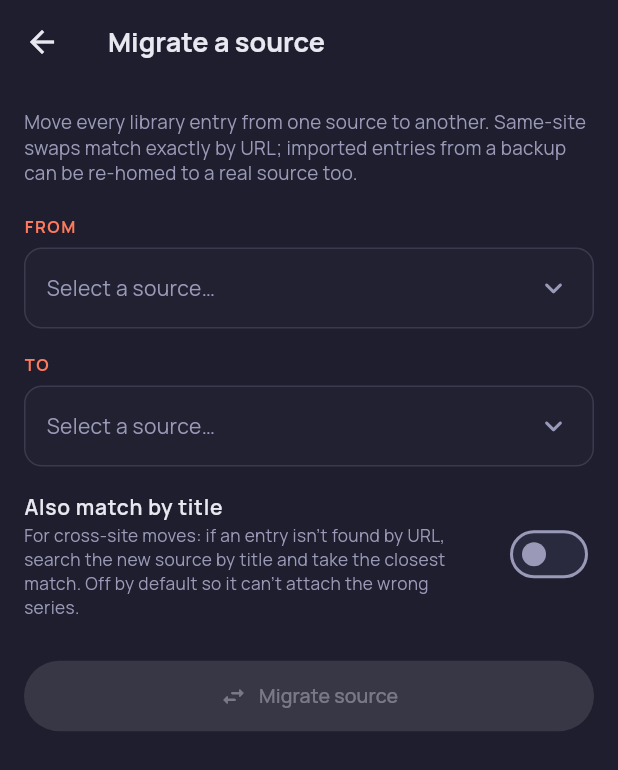
After one commit to ghotato/Foxlations, a Flutter app: the SourceMigrateScreen screen opened directly, on a phone screen of 412 x 824 dp. The commit adds this screen. Shown: the top 770 px of the screen. Run offline on Flutter 3.47's test engine with Material 3 defaults, Android fonts, the phone set to English and light mode, and no system bars; our stand-ins replace cached_network_image, dio, file_picker, flutter_secure_storage, google_fonts, google_generative_ai and 7 more; missing offline and left inert: d4rt, encrypt, flutter_inappwebview, flutter_js, foxlations, google_mlkit_text_recognition and 6 more; accounts and stored records are empty; network calls fail.

Commit message:
build 038 (0.2.14+38)

```diff
--- a/lib/presentation/settings_screen/widgets/about_settings_page.dart
+++ b/lib/presentation/settings_screen/widgets/about_settings_page.dart
@@ -239,6 +239,13 @@ class _AboutSettingsPageState extends State<AboutSettingsPage> {
           mainAxisSize: MainAxisSize.min,
           crossAxisAlignment: CrossAxisAlignment.start,
           children: [
+            _ChangelogItem('New: migrate a whole source at once. Library settings '
+                '→ "Migrate a Source" moves every entry from one source to '
+                'another — for swapping an old source for a newer one on the '
+                'same site, or re-homing titles imported from another app\'s '
+                'backup. Same-site entries match exactly by URL, with an '
+                'optional match-by-title for cross-site moves; anything '
+                'unmatched is left in place.'),
             _ChangelogItem('Bulk migration is more reliable: fixed a black screen '
                 'that could appear after migrating an entry, added a short '
                 'loading pause so the hand-off to the next entry isn\'t jarring, '
--- a/lib/presentation/settings_screen/widgets/library_settings_page.dart
+++ b/lib/presentation/settings_screen/widgets/library_settings_page.dart
@@ -4,6 +4,7 @@ import 'package:provider/provider.dart';
 import 'package:shared_preferences/shared_preferences.dart';
 import '../../../core/providers/library_provider.dart';
 import '../../../theme/app_theme.dart';
+import 'source_migrate_screen.dart';
 
 class LibrarySettingsPage extends StatefulWidget {
   const LibrarySettingsPage({super.key});
@@ -138,6 +139,18 @@ class _LibrarySettingsPageState extends State<LibrarySettingsPage> {
             subtitle: 'Show badge on library manga cards',
             value: _showUpdateCount,
             onChanged: (v) { setState(() => _showUpdateCount = v); _save('lib_show_update_count', v); },
+          ),
+          const SizedBox(height: 8),
+          _SectionHeader(title: 'Data'),
+          _NavTile(
+            icon: Icons.swap_horiz_rounded,
+            iconColor: cs.primary,
+            title: 'Migrate a Source',
+            subtitle: 'Move every entry from one source to another',
+            onTap: () => Navigator.push(
+              context,
+              MaterialPageRoute(builder: (_) => const SourceMigrateScreen()),
+            ),
           ),
           const SizedBox(height: 24),
         ],
--- /dev/null
+++ b/lib/presentation/settings_screen/widgets/source_migrate_screen.dart
@@ -0,0 +1,545 @@
+import 'package:flutter/material.dart';
+import 'package:google_fonts/google_fonts.dart';
+import 'package:provider/provider.dart';
+
+import '../../../core/models/manga_model.dart';
+import '../../../core/models/installed_source_model.dart';
+import '../../../core/providers/library_provider.dart';
+import '../../../core/providers/source_provider.dart';
+import '../../../core/providers/tracking_provider.dart';
+import '../../../core/utils/search_filter.dart';
+import '../../../eval/lib.dart';
+import '../../../eval/model/m_manga.dart';
+import '../../../theme/app_theme.dart';
+
+/// Moves *every* library entry from one source to another in one pass — the
+/// bulk companion to the per-entry Migrate. Two main uses:
+///  • swapping an old source for a newer one on the SAME site (e.g. a
+///    keiyoushi Asura source → a Foxtensions Asura source), where the manga
+///    URLs match and the move is exact; and
+///  • re-homing entries imported from a Kotlin reader's backup, whose original
+///    source isn't installed here — they show up as an "imported" group that
+///    can be pointed at a real Foxlations source.
+class SourceMigrateScreen extends StatefulWidget {
+  const SourceMigrateScreen({super.key});
+
+  @override
+  State<SourceMigrateScreen> createState() => _SourceMigrateScreenState();
+}
+
+class _SourceGroup {
+  final String id;
+  final String label;
+  final int count;
+  final bool installed;
+  const _SourceGroup(this.id, this.label, this.count, this.installed);
+}
+
+class _PlanItem {
+  final LibraryManga entry;
+  String matchType; // 'url' | 'title' | 'none'
+  String? targetUrl;
+  MManga? detail;
+  _PlanItem(this.entry, {this.matchType = 'none', this.targetUrl, this.detail});
+}
+
+class _SourceMigrateScreenState extends State<SourceMigrateScreen> {
+  String? _fromId;
+  String? _toId;
+  bool _matchByTitle = false;
+
+  bool _busy = false;
+  String _busyLabel = '';
+  int _progress = 0;
+  int _progressTotal = 0;
+
+  bool _finished = false;
+  int _movedUrl = 0;
+  int _movedTitle = 0;
+  final List<String> _unmatched = [];
+
+  // ── source enumeration ──────────────────────────────────────
+  List<_SourceGroup> _fromGroups() {
+    final lib = context.read<LibraryProvider>();
+    final sources = context.read<SourceProvider>().installedSources;
+    final byId = {for (final s in sources) s.source.id: s};
+    final counts = <String, int>{};
+    for (final m in lib.manga) {
+      counts[m.sourceId] = (counts[m.sourceId] ?? 0) + 1;
+    }
+    final groups = counts.entries.map((e) {
+      final inst = byId[e.key];
+      final installed = inst != null;
+      final label = installed
+          ? inst.source.name
+          : 'Imported source · ${_shortId(e.key)}';
+      return _SourceGroup(e.key, label, e.value, installed);
+    }).toList();
+    // Installed first, then by count desc.
+    groups.sort((a, b) {
+      if (a.installed != b.installed) return a.installed ? -1 : 1;
+      return b.count.compareTo(a.count);
+    });
+    return groups;
+  }
+
+  List<InstalledSource> _toSources() =>
+      context.read<SourceProvider>().installedSources
+          .where((s) => s.source.id != _fromId)
+          .toList();
+
+  String _shortId(String id) =>
+      id.length <= 10 ? id : '${id.substring(0, 10)}…';
+
+  InstalledSource? _installed(String id) {
+    for (final s in context.read<SourceProvider>().installedSources) {
+      if (s.source.id == id) return s;
+    }
+    return null;
+  }
+
+  String? _chapterNumber(String name) {
+    final dec = RegExp(r'(\d+\.\d+)').firstMatch(name);
+    if (dec != null) return dec.group(1);
+    return RegExp(r'(\d+)').firstMatch(name)?.group(1);
+  }
+
+  // ── run ─────────────────────────────────────────────────────
+  Future<void> _start() async {
+    final fromId = _fromId, toId = _toId;
+    if (fromId == null || toId == null) return;
+    final to = _installed(toId);
+    if (to == null) return;
+
+    final lib = context.read<LibraryProvider>();
+    final entries =
+        lib.manga.where((m) => m.sourceId == fromId).toList(growable: false);
+    if (entries.isEmpty) return;
+
+    // Phase 1 — analyse: find each entry on the target (exact URL, then an
+    // optional title search) and cache the fetched detail for the commit.
+    setState(() {
+      _busy = true;
+      _busyLabel = 'Checking matches';
+      _progress = 0;
+      _progressTotal = entries.length;
+    });
+
+    final plan = <_PlanItem>[];
+    for (final e in entries) {
+      if (!mounted) return;
+      setState(() => _progress++);
+      plan.add(await _plan(e, to));
+    }
+
+    final urlN = plan.where((p) => p.matchType == 'url').length;
+    final titleN = plan.where((p) => p.matchType == 'title').length;
+    final noneN = plan.where((p) => p.matchType == 'none').length;
+
+    if (!mounted) return;
+    setState(() => _busy = false);
+
+    // Phase 2 — confirm.
+    final ok = await showDialog<bool>(
+      context: context,
+      builder: (ctx) => AlertDialog(
+        title: const Text('Migrate this source?'),
+        content: Column(
+          mainAxisSize: MainAxisSize.min,
+          crossAxisAlignment: CrossAxisAlignment.start,
+          children: [
+            _summaryRow(ctx, '$urlN matched by URL', Icons.link_rounded),
+            if (titleN > 0)
+              _summaryRow(ctx, '$titleN matched by title', Icons.title_rounded),
+            _summaryRow(
+                ctx,
+                '$noneN not found — left in place',
+                Icons.remove_circle_outline_rounded),
+            const SizedBox(height: 10),
+            Text(
+              'Read progress, categories and tracking carry over. The originals '
+              'are removed only for entries that move.',
+              style: GoogleFonts.manrope(fontSize: 12, height: 1.4),
+            ),
+          ],
+        ),
+        actions: [
+          TextButton(
+              onPressed: () => Navigator.pop(ctx, false),
+              child: const Text('Cancel')),
+          FilledButton(
+              onPressed: (urlN + titleN) == 0
+                  ? null
+                  : () => Navigator.pop(ctx, true),
+              child: Text('Migrate ${urlN + titleN}')),
+        ],
+      ),
+    );
+    if (ok != true || !mounted) return;
+
+    // Phase 3 — commit.
+    await _commit(plan, fromId, toId);
+  }
+
+  Future<_PlanItem> _plan(LibraryManga e, InstalledSource to) async {
+    // Exact URL first — works for same-site swaps and most Kotlin imports.
+    try {
+      final detail = await withExtensionService(
+        to.source, to.sourceCode, (s) => s.getDetail(e.url));
+      if ((detail.chapters?.isNotEmpty ?? false) ||
+          (detail.name ?? '').isNotEmpty) {
+        return _PlanItem(e, matchType: 'url', targetUrl: e.url, detail: detail);
+      }
+    } catch (_) {/* not a URL match — fall through */}
+
+    if (_matchByTitle && e.title.trim().isNotEmpty) {
+      try {
+        final res = await withExtensionService(
+            to.source, to.sourceCode, (s) => s.search(e.title, 1, []));
+        final matched = filterSearchResults(res.list, e.title);
+        final link = matched.isNotEmpty ? matched.first.link : null;
+        if (link != null && link.isNotEmpty) {
+          final detail = await withExtensionService(
+              to.source, to.sourceCode, (s) => s.getDetail(link));
+          return _PlanItem(e,
+              matchType: 'title', targetUrl: link, detail: detail);
+        }
+      } catch (_) {/* no title match */}
+    }
+    return _PlanItem(e, matchType: 'none');
+  }
+
+  Future<void> _commit(
+      List<_PlanItem> plan, String fromId, String toId) async {
+    final lib = context.read<LibraryProvider>();
+    final tracking = context.read<TrackingProvider>();
+    final movable = plan.where((p) => p.matchType != 'none').toList();
+
+    setState(() {
+      _busy = true;
+      _busyLabel = 'Migrating';
+      _progress = 0;
+      _progressTotal = movable.length;
+    });
+
+    for (final p in movable) {
+      if (!mounted) return;
+      setState(() => _progress++);
+      try {
+        await _move(lib, tracking, p, fromId, toId);
+      } catch (_) {
+        // A single failed move shouldn't abort the batch; leave it in place.
+        _unmatched.add(p.entry.title);
+        continue;
+      }
+      if (p.matchType == 'url') {
+        _movedUrl++;
+      } else {
+        _movedTitle++;
+      }
+    }
+    for (final p in plan.where((p) => p.matchType == 'none')) {
+      _unmatched.add(p.entry.title);
+    }
+
+    if (!mounted) return;
+    setState(() {
+      _busy = false;
+      _finished = true;
+    });
+  }
+
+  Future<void> _move(LibraryProvider lib, TrackingProvider tracking,
+      _PlanItem p, String fromId, String toId) async {
+    final old = p.entry;
+    final targetUrl = p.targetUrl ?? old.url;
+    final detail = p.detail;
+    final sameUrl = targetUrl == old.url;
+
+    // Which chapters were read on the old entry — matched to the new list by
+    // URL (same-site) or by chapter number (cross-site).
+    final readUrls = <String>{};
+    final readNums = <String>{};
+    for (final ch in lib.getCachedChapters(fromId, old.url)) {
+      if (lib.isChapterRead(fromId, ch.chapterUrl)) {
+        readUrls.add(ch.chapterUrl);
+        final n = _chapterNumber(ch.title);
+        if (n != null) readNums.add(n);
+      }
+    }
+
+    final newManga = LibraryManga(
+      sourceId: toId,
+      url: targetUrl,
+      title: detail?.name?.isNotEmpty == true ? detail!.name! : old.title,
+      coverUrl: (detail?.imageUrl?.isNotEmpty ?? false)
+          ? detail!.imageUrl!
+          : old.coverUrl,
+      author: detail?.author ?? old.author,
+      description: detail?.description ?? old.description,
+      genres: old.genres,
+      status: old.status,
+      categories: old.categories,
+      lastReadAt: old.lastReadAt,
+      lastReadChapterUrl: sameUrl ? old.lastReadChapterUrl : null,
+      lastReadPage: sameUrl ? old.lastReadPage : 0,
+      totalChapters: detail?.chapters?.length ?? old.totalChapters,
+      readChapters: old.readChapters,
+    );
+    await lib.addToLibrary(newManga);
+
+    final chapters = detail?.chapters ?? const [];
+    if (chapters.isNotEmpty) {
+      await lib.cacheChapters(
+          toId, targetUrl, chapters.map((c) => c.toJson()).toList());
+      for (final ch in chapters) {
+        final u = ch.url ?? '';
+        final n = _chapterNumber(ch.name ?? '');
+        if (readUrls.contains(u) || (n != null && readNums.contains(n))) {
+          await lib.markChapterRead(toId, targetUrl, u);
+        }
+      }
+    }
+
+    // Carry tracker bindings, then drop the original.
+    try {
+      await tracking.copyBindings(
+        fromSourceId: fromId,
+        fromUrl: old.url,
+        toSourceId: toId,
+        toUrl: targetUrl,
+        removeOld: true,
+      );
+    } catch (_) {}
+    await lib.removeFromLibrary(fromId, old.url);
+  }
+
+  // ── UI ──────────────────────────────────────────────────────
+  @override
+  Widget build(BuildContext context) {
+    final cs = Theme.of(context).colorScheme;
+    return Scaffold(
+      backgroundColor: cs.surface,
+      appBar: AppBar(
+        backgroundColor: cs.surface,
+        elevation: 0,
+        title: Text('Migrate a source',
+            style: GoogleFonts.manrope(
+                fontSize: 18, fontWeight: FontWeight.w700)),
+      ),
+      body: _finished
+          ? _buildResult(cs)
+          : _busy
+              ? _buildBusy(cs)
+              : _buildForm(cs),
+    );
+  }
+
+  Widget _buildForm(ColorScheme cs) {
+    final fromGroups = _fromGroups();
+    final toSources = _toSources();
+    final fromSel = fromGroups.where((g) => g.id == _fromId).firstOrNull;
+    final toSel = toSources.where((s) => s.source.id == _toId).firstOrNull;
+
+    return ListView(
+      padding: const EdgeInsets.all(16),
+      children: [
+        Text('Move every library entry from one source to another. Same-site '
+            'swaps match exactly by URL; imported entries from a backup can be '
+            're-homed to a real source too.',
+            style: GoogleFonts.manrope(
+                fontSize: 12.5, height: 1.4, color: cs.onSurfaceVariant)),
+        const SizedBox(height: 20),
+        _label('FROM', cs),
+        _picker(
+          cs,
+          fromSel == null
+              ? 'Select a source…'
+              : '${fromSel.label}  ·  ${fromSel.count}',
+          fromGroups.isEmpty,
+          () => _pickFrom(fromGroups),
+        ),
+        const SizedBox(height: 16),
+        _label('TO', cs),
+        _picker(
+          cs,
+          toSel == null ? 'Select a source…' : toSel.source.name,
+          _fromId == null || toSources.isEmpty,
+          () => _pickTo(toSources),
+        ),
+        const SizedBox(height: 8),
+        SwitchListTile(
+          contentPadding: EdgeInsets.zero,
+          value: _matchByTitle,
+          activeColor: cs.primary,
+          title: Text('Also match by title',
+              style: GoogleFonts.manrope(
+                  fontSize: 14, fontWeight: FontWeight.w600)),
+          subtitle: Text(
+              'For cross-site moves: if an entry isn’t found by URL, search the '
+              'new source by title and take the closest match. Off by default '
+              'so it can’t attach the wrong series.',
+              style: GoogleFonts.manrope(fontSize: 11.5, color: cs.outline)),
+          onChanged: (v) => setState(() => _matchByTitle = v),
+        ),
+        const SizedBox(height: 20),
+        FilledButton.icon(
+          onPressed: (_fromId != null && _toId != null) ? _start : null,
+          icon: const Icon(Icons.swap_horiz_rounded),
+          label: const Text('Migrate source'),
+          style: FilledButton.styleFrom(
+              backgroundColor: cs.primary,
+              padding: const EdgeInsets.symmetric(vertical: 14)),
+        ),
+      ],
+    );
+  }
+
+  Widget _buildBusy(ColorScheme cs) => Center(
+        child: Column(mainAxisSize: MainAxisSize.min, children: [
+          const CircularProgressIndicator(),
+          const SizedBox(height: 16),
+          Text('$_busyLabel  $_progress/$_progressTotal',
+              style: GoogleFonts.manrope(
+                  fontWeight: FontWeight.w600, color: cs.onSurface)),
+        ]),
+      );
+
+  Widget _buildResult(ColorScheme cs) => ListView(
+        padding: const EdgeInsets.all(20),
+        children: [
+          Icon(Icons.check_circle_rounded, color: cs.primary, size: 48),
+          const SizedBox(height: 12),
+          Text('Migration complete',
+              style: GoogleFonts.manrope(
+                  fontSize: 18, fontWeight: FontWeight.w700)),
+          const SizedBox(height: 12),
+          _summaryRow(context, '$_movedUrl moved by URL', Icons.link_rounded),
+          if (_movedTitle > 0)
+            _summaryRow(
+                context, '$_movedTitle moved by title', Icons.title_rounded),
+          _summaryRow(context, '${_unmatched.length} left in place',
+              Icons.remove_circle_outline_rounded),
+          if (_unmatched.isNotEmpty) ...[
+            const SizedBox(height: 12),
+            Text('Not migrated (still on the old source):',
+                style: GoogleFonts.manrope(
+                    fontSize: 12.5, fontWeight: FontWeight.w700)),
+            const SizedBox(height: 4),
+            ..._unmatched.take(50).map((t) => Padding(
+                  padding: const EdgeInsets.symmetric(vertical: 2),
+                  child: Text('• $t',
+                      style: GoogleFonts.manrope(
+                          fontSize: 12, color: cs.onSurfaceVariant)),
+                )),
+            Text('Use the per-title Migrate for these.',
+                style: GoogleFonts.manrope(fontSize: 11.5, color: cs.outline)),
+          ],
+          const SizedBox(height: 24),
+          FilledButton(
+            onPressed: () => Navigator.pop(context),
+            style: FilledButton.styleFrom(backgroundColor: cs.primary),
+            child: const Text('Done'),
+          ),
+        ],
+      );
+
+  Widget _label(String t, ColorScheme cs) => Padding(
+        padding: const EdgeInsets.only(bottom: 6),
+        child: Text(t,
+            style: GoogleFonts.manrope(
+                fontSize: 11,
+                fontWeight: FontWeight.w700,
+                letterSpacing: 1,
+                color: cs.primary)),
+      );
+
+  Widget _picker(
+      ColorScheme cs, String text, bool disabled, VoidCallback onTap) {
+    return InkWell(
+      onTap: disabled ? null : onTap,
+      borderRadius: BorderRadius.circular(AppTheme.radiusMedium),
+      child: Container(
+        padding: const EdgeInsets.symmetric(horizontal: 14, vertical: 14),
+        decoration: BoxDecoration(
+          color: cs.surfaceContainerHighest.withAlpha(disabled ? 60 : 255),
+          borderRadius: BorderRadius.circular(AppTheme.radiusMedium),
+          border: Border.all(color: cs.outlineVariant),
+        ),
+        child: Row(children: [
+          Expanded(
+              child: Text(text,
+                  style: GoogleFonts.manrope(
+                      fontSize: 14,
+                      color: disabled ? cs.outline : cs.onSurface))),
+          Icon(Icons.expand_more_rounded, color: cs.outline),
+        ]),
+      ),
+    );
+  }
+
+  void _pickFrom(List<_SourceGroup> groups) {
+    _sheet(groups
+        .map((g) => _SheetOption('${g.label}  ·  ${g.count}',
+            g.installed ? Icons.extension_rounded : Icons.download_done_rounded,
+            () => setState(() {
+                  _fromId = g.id;
+                  if (_toId == g.id) _toId = null;
+                })))
+        .toList());
+  }
+
+  void _pickTo(List<InstalledSource> sources) {
+    _sheet(sources
+        .map((s) => _SheetOption(s.source.name, Icons.extension_rounded,
+            () => setState(() => _toId = s.source.id)))
+        .toList());
+  }
+
+  void _sheet(List<_SheetOption> options) {
+    final cs = Theme.of(context).colorScheme;
+    showModalBottomSheet(
+      context: context,
+      backgroundColor: cs.surface,
+      shape: const RoundedRectangleBorder(
+          borderRadius: BorderRadius.vertical(top: Radius.circular(20))),
+      builder: (_) => SafeArea(
+        child: ListView(shrinkWrap: true, children: [
+          const SizedBox(height: 8),
+          ...options.map((o) => ListTile(
+                leading: Icon(o.icon, color: cs.primary),
+                title: Text(o.label,
+                    style: GoogleFonts.manrope(fontWeight: FontWeight.w600)),
+                onTap: () {
+                  Navigator.pop(context);
+                  o.onTap();
+                },
+              )),
+          const SizedBox(height: 8),
+        ]),
+      ),
+    );
+  }
+
+  Widget _summaryRow(BuildContext ctx, String text, IconData icon) {
+    final cs = Theme.of(ctx).colorScheme;
+    return Padding(
+      padding: const EdgeInsets.symmetric(vertical: 3),
+      child: Row(children: [
+        Icon(icon, size: 18, color: cs.primary),
+        const SizedBox(width: 8),
+        Expanded(
+            child: Text(text,
+                style: GoogleFonts.manrope(
+                    fontSize: 13.5, fontWeight: FontWeight.w600))),
+      ]),
+    );
+  }
+}
+
+class _SheetOption {
+  final String label;
+  final IconData icon;
+  final VoidCallback onTap;
+  const _SheetOption(this.label, this.icon, this.onTap);
+}
--- a/pubspec.yaml
+++ b/pubspec.yaml
@@ -1,7 +1,7 @@
 name: manga_reader
 description: A manga reading app with extension-based sources.
 publish_to: 'none'
-version: 0.2.13+37
+version: 0.2.14+38
 
 environment:
   sdk: ^3.11.3
```
Also changed, not shown: notes.txt (+7 -0 lines).
